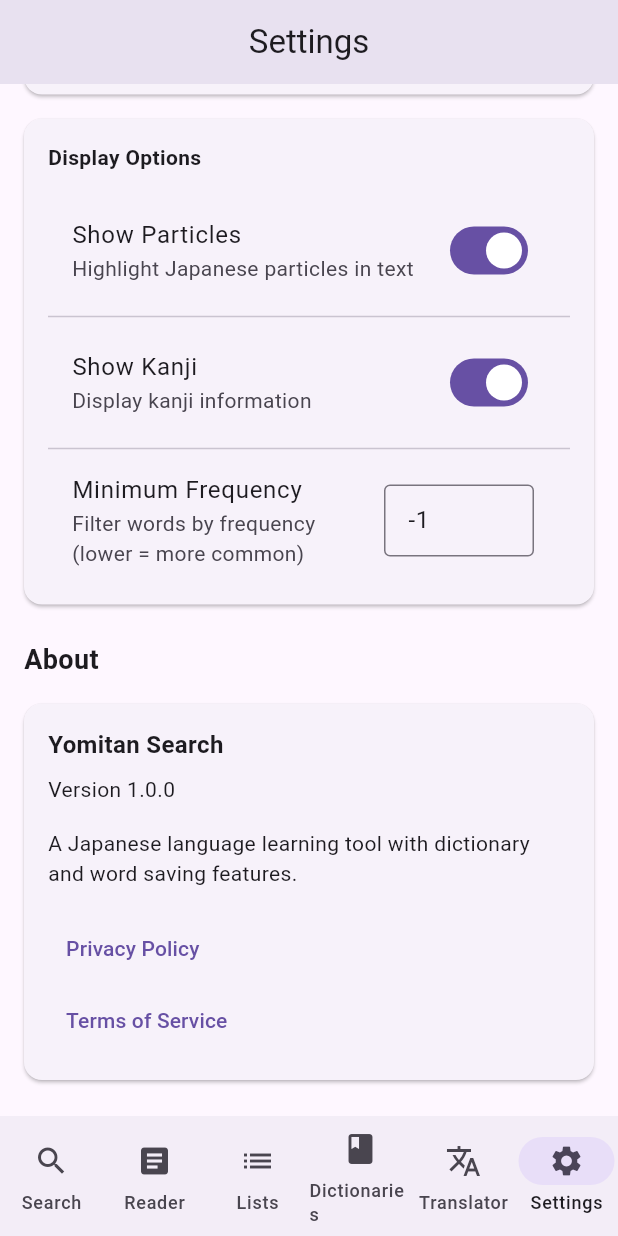
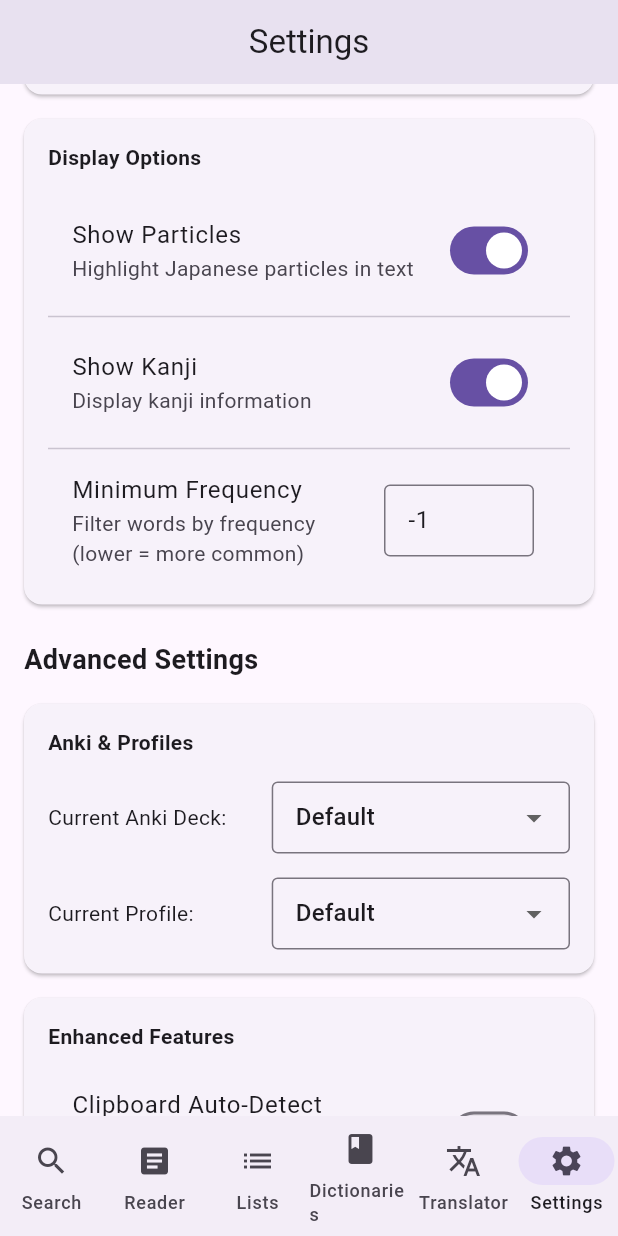
Before and after one commit to Halffd/Lang, a Flutter app: the screen it shows after launch, item 6 of the bottom bar chosen, scrolled down 1047 dp, on a phone screen of 412 x 824 dp. Run offline on Flutter 3.47's test engine with Material 3 defaults, Android fonts, the phone set to English and light mode, and no system bars; our stand-ins replace drift, file_picker, shared_preferences, sqflite; missing offline and left inert: kana_kit, pinyin; accounts and stored records are empty; generated files the repository leaves out were written again.

Commit message:
feat: add Anki decks, profiles, clipboard auto-detect, and Forvo audio with settings UI

```diff
--- a/lib/models/app_state.dart
+++ b/lib/models/app_state.dart
@@ -57,8 +57,18 @@ class AppState extends ChangeNotifier {
   List<String> get ankiWords => _ankiWords;
   List<String> get etymologyLanguages => _etymologyLanguages;
   bool get autoTranslate => _autoTranslate;
+  List<String> get ankiDecks => _ankiDecks;
+  String get currentAnkiDeck => _currentAnkiDeck;
+  List<String> get profiles => _profiles;
+  bool get clipboardAutoDetect => _clipboardAutoDetect;
+  bool get forvoAudioEnabled => _forvoAudioEnabled;
 
   bool _autoTranslate = false;
+  List<String> _ankiDecks = ['Default'];
+  String _currentAnkiDeck = 'Default';
+  bool _clipboardAutoDetect = false;
+  bool _forvoAudioEnabled = false;
+  List<String> _profiles = ['Default'];
 
   // Setters with persistence
   void setClipboardMonitor(bool value) {
@@ -138,6 +148,77 @@ class AppState extends ChangeNotifier {
     notifyListeners();
   }
 
+  void setAnkiDecks(List<String> decks) {
+    _ankiDecks = decks;
+    _storageService.setStringList('anki_decks', decks);
+    notifyListeners();
+  }
+
+  void setCurrentAnkiDeck(String deckName) {
+    _currentAnkiDeck = deckName;
+    _storageService.setString('current_anki_deck', deckName);
+    notifyListeners();
+  }
+
+  void addAnkiDeck(String deckName) {
+    if (!_ankiDecks.contains(deckName)) {
+      _ankiDecks.add(deckName);
+      _storageService.setStringList('anki_decks', _ankiDecks);
+      notifyListeners();
+    }
+  }
+
+  void removeAnkiDeck(String deckName) {
+    if (_ankiDecks.length > 1 && _ankiDecks.contains(deckName)) { // Don't remove last deck
+      _ankiDecks.remove(deckName);
+      if (_currentAnkiDeck == deckName) {
+        _currentAnkiDeck = _ankiDecks.first; // Switch to first deck
+        _storageService.setString('current_anki_deck', _currentAnkiDeck);
+      }
+      _storageService.setStringList('anki_decks', _ankiDecks);
+      notifyListeners();
+    }
+  }
+
+  // Profile management
+  void setProfiles(List<String> profiles) {
+    _profiles = profiles;
+    _storageService.setStringList('profiles', profiles);
+    notifyListeners();
+  }
+
+  void addProfile(String profileName) {
+    if (!_profiles.contains(profileName)) {
+      _profiles.add(profileName);
+      _storageService.setStringList('profiles', _profiles);
+      notifyListeners();
+    }
+  }
+
+  void removeProfile(String profileName) {
+    if (_profiles.length > 1 && _profiles.contains(profileName)) { // Don't remove last profile
+      _profiles.remove(profileName);
+      if (_currentProfile == profileName) {
+        _currentProfile = _profiles.first; // Switch to first profile
+        _storageService.setString('current_profile', _currentProfile);
+      }
+      _storageService.setStringList('profiles', _profiles);
+      notifyListeners();
+    }
+  }
+
+  void setClipboardAutoDetect(bool value) {
+    _clipboardAutoDetect = value;
+    _storageService.setBool('clipboard_auto_detect', value);
+    notifyListeners();
+  }
+
+  void setForvoAudioEnabled(bool value) {
+    _forvoAudioEnabled = value;
+    _storageService.setBool('forvo_audio_enabled', value);
+    notifyListeners();
+  }
+
   // Word management
   void addSavedWord(String word, {Map<String, dynamic>? details}) {
     if (!_savedWords.contains(word)) {
@@ -211,6 +292,11 @@ class AppState extends ChangeNotifier {
     _searchHistory = _storageService.getStringList('search_history') ?? [];
     _etymologyLanguages = _storageService.getStringList('etymology_languages') ?? ['en', 'zh', 'ja'];
     _autoTranslate = _storageService.getBool('auto_translate') ?? false;
+    _ankiDecks = _storageService.getStringList('anki_decks') ?? ['Default'];
+    _currentAnkiDeck = _storageService.getString('current_anki_deck') ?? 'Default';
+    _profiles = _storageService.getStringList('profiles') ?? ['Default'];
+    _clipboardAutoDetect = _storageService.getBool('clipboard_auto_detect') ?? false;
+    _forvoAudioEnabled = _storageService.getBool('forvo_audio_enabled') ?? false;
   }
 
   void _loadSavedWords() {
--- a/lib/screens/settings_screen.dart
+++ b/lib/screens/settings_screen.dart
@@ -250,6 +250,143 @@ class SettingsScreen extends StatelessWidget {
 
           const SizedBox(height: 16),
 
+          // Advanced settings section
+          const Text(
+            'Advanced Settings',
+            style: TextStyle(
+              fontSize: 18,
+              fontWeight: FontWeight.bold,
+            ),
+          ),
+          const SizedBox(height: 8),
+
+          // Anki Decks and Profiles settings
+          Card(
+            elevation: 1,
+            margin: const EdgeInsets.symmetric(vertical: 8),
+            child: Padding(
+              padding: const EdgeInsets.all(16.0),
+              child: Column(
+                crossAxisAlignment: CrossAxisAlignment.start,
+                children: [
+                  const Text(
+                    'Anki & Profiles',
+                    style: TextStyle(fontWeight: FontWeight.bold),
+                  ),
+                  const SizedBox(height: 16),
+                  // Anki Deck Selection
+                  Row(
+                    children: [
+                      Expanded(
+                        flex: 3,
+                        child: const Text('Current Anki Deck:'),
+                      ),
+                      Expanded(
+                        flex: 4,
+                        child: DropdownButtonFormField<String>(
+                          decoration: const InputDecoration(
+                            border: OutlineInputBorder(),
+                            contentPadding: EdgeInsets.symmetric(horizontal: 12, vertical: 8),
+                          ),
+                          value: appState.currentAnkiDeck,
+                          items: appState.ankiDecks.map((deck) {
+                            return DropdownMenuItem(
+                              value: deck,
+                              child: Text(deck),
+                            );
+                          }).toList(),
+                          onChanged: (value) {
+                            if (value != null) {
+                              appState.setCurrentAnkiDeck(value);
+                            }
+                          },
+                        ),
+                      ),
+                    ],
+                  ),
+                  const SizedBox(height: 16),
+                  // Profile Selection
+                  Row(
+                    children: [
+                      Expanded(
+                        flex: 3,
+                        child: const Text('Current Profile:'),
+                      ),
+                      Expanded(
+                        flex: 4,
+                        child: DropdownButtonFormField<String>(
+                          decoration: const InputDecoration(
+                            border: OutlineInputBorder(),
+                            contentPadding: EdgeInsets.symmetric(horizontal: 12, vertical: 8),
+                          ),
+                          value: appState.currentProfile,
+                          items: appState.profiles.map((profile) {
+                            return DropdownMenuItem(
+                              value: profile,
+                              child: Text(profile),
+                            );
+                          }).toList(),
+                          onChanged: (value) {
+                            if (value != null) {
+                              appState.setCurrentProfile(value);
+                            }
+                          },
+                        ),
+                      ),
+                    ],
+                  ),
+                ],
+              ),
+            ),
+          ),
+
+          // Clipboard and Forvo settings
+          Card(
+            elevation: 1,
+            margin: const EdgeInsets.symmetric(vertical: 8),
+            child: Padding(
+              padding: const EdgeInsets.all(16.0),
+              child: Column(
+                crossAxisAlignment: CrossAxisAlignment.start,
+                children: [
+                  const Text(
+                    'Enhanced Features',
+                    style: TextStyle(fontWeight: FontWeight.bold),
+                  ),
+                  const SizedBox(height: 16),
+                  SwitchListTile(
+                    title: const Text('Clipboard Auto-Detect'),
+                    subtitle: const Text('Automatically detect and process text from clipboard'),
+                    value: appState.clipboardAutoDetect,
+                    onChanged: (value) {
+                      appState.setClipboardAutoDetect(value);
+                    },
+                  ),
+                  const Divider(),
+                  SwitchListTile(
+                    title: const Text('Forvo Audio'),
+                    subtitle: const Text('Enable audio pronunciations from Forvo'),
+                    value: appState.forvoAudioEnabled,
+                    onChanged: (value) {
+                      appState.setForvoAudioEnabled(value);
+                    },
+                  ),
+                  const Divider(),
+                  SwitchListTile(
+                    title: const Text('Auto Translation'),
+                    subtitle: const Text('Automatically translate words in reader mode'),
+                    value: appState.autoTranslate,
+                    onChanged: (value) {
+                      appState.setAutoTranslate(value);
+                    },
+                  ),
+                ],
+              ),
+            ),
+          ),
+
+          const SizedBox(height: 16),
+
           // About section
           const Text(
             'About',
@@ -269,7 +406,7 @@ class SettingsScreen extends StatelessWidget {
                 crossAxisAlignment: CrossAxisAlignment.start,
                 children: [
                   const Text(
-                    'Yomitan Search',
+                    'Lang',
                     style: TextStyle(fontWeight: FontWeight.bold, fontSize: 16),
                   ),
                   const SizedBox(height: 8),
```
Also changed, not shown: lib/services/forvo_audio_service.dart (added, +75 -0 lines).
